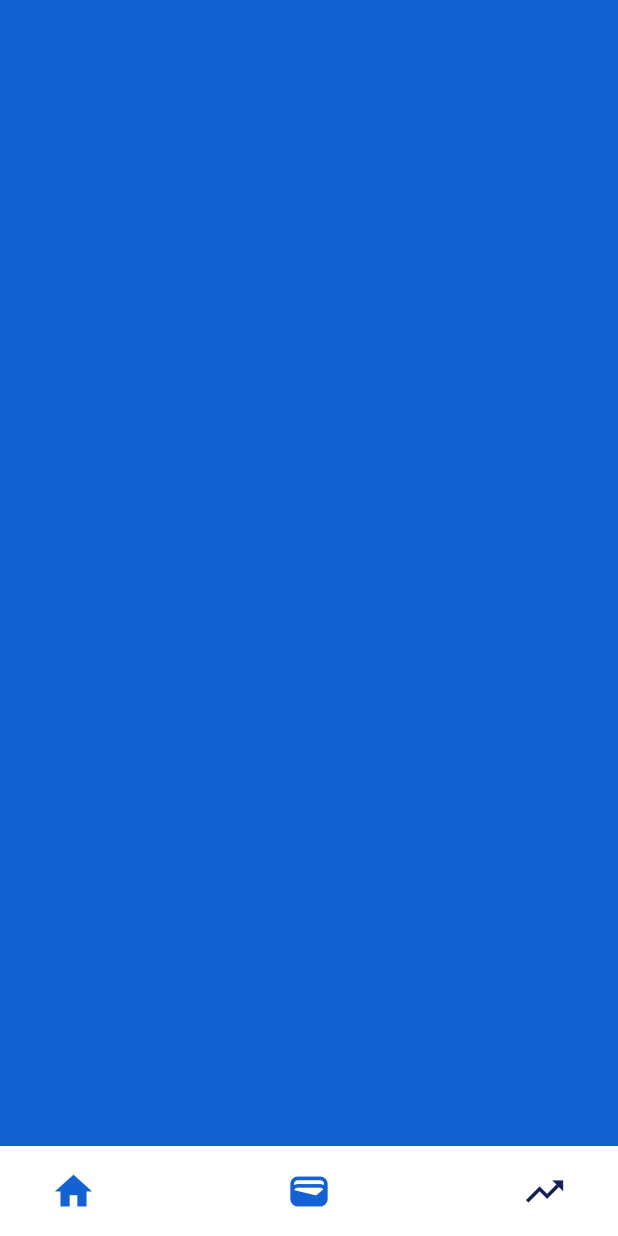
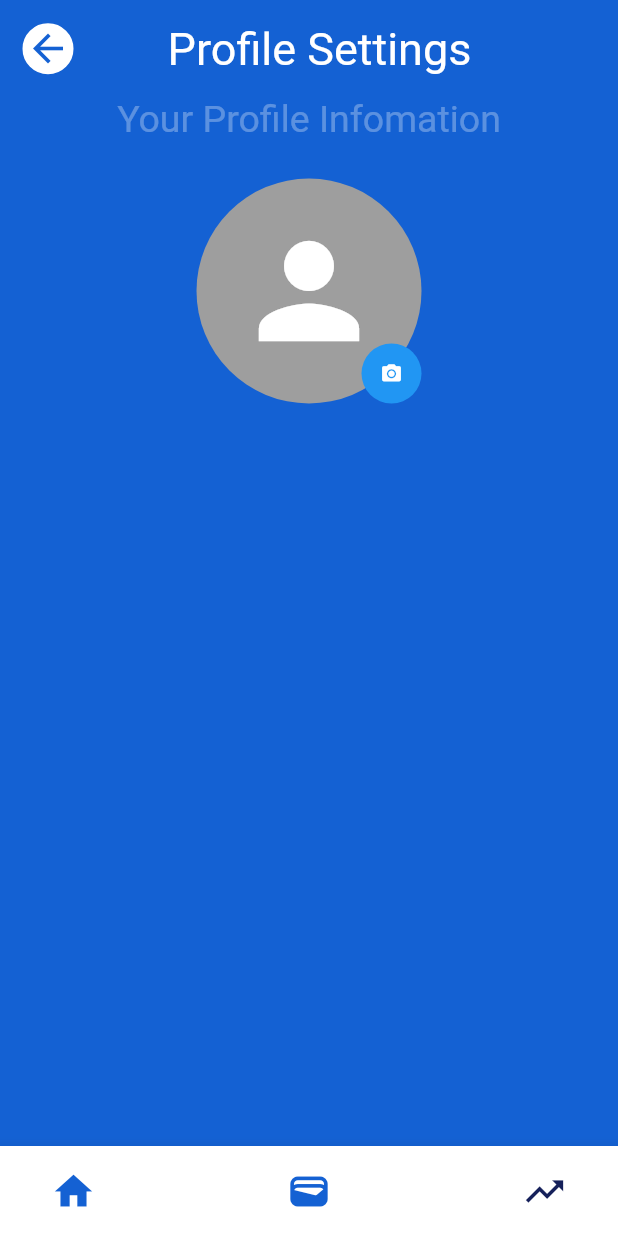
Before and after one commit to JipsonFrancis/small_moni, a Flutter app: the Profile screen opened directly, on a phone screen of 412 x 824 dp. Run offline on Flutter 3.47's test engine with Material 2 defaults, Android fonts, the phone set to English and light mode, and no system bars; our stand-ins replace fl_chart, smooth_page_indicator; missing offline and left inert: dart:ffi.

Commit message:
Update profile.dart

```diff
--- a/lib/profile.dart
+++ b/lib/profile.dart
@@ -42,6 +42,96 @@ class _ProfileState extends State<Profile> {
           ],
         ),
       ),
+      body: SafeArea(
+        child: Center(
+          child: Column(
+            children: [
+              Padding(
+                padding: const EdgeInsets.all(15.0),
+                child: Row(
+                  mainAxisAlignment: MainAxisAlignment.spaceBetween,
+                  children: [
+                    Container(
+                      child: const Icon(
+                        Icons.arrow_back,
+                        size: 30,
+                        color: Color(0xFF1461D3),
+                      ),
+                      decoration: BoxDecoration(
+                          color: Colors.white,
+                          border: Border.all(width: 2, color: Colors.white),
+                          shape: BoxShape.circle),
+                    ),
+                    const Text(
+                      "Profile Settings",
+                      style: TextStyle(fontSize: 30, color: Colors.white),
+                    ),
+                    Container(
+                      padding: const EdgeInsets.all(10),
+                    )
+                  ],
+                ),
+              ),
+              Center(
+                child: Column(
+                  children: [
+                    Row(
+                      mainAxisAlignment: MainAxisAlignment.center,
+                      children: const [
+                        Text(
+                          "Your Profile Infomation",
+                          style: TextStyle(color: Colors.white30, fontSize: 25),
+                        ),
+                      ],
+                    ),
+                    const SizedBox(
+                      height: 25,
+                    ),
+                    Stack(
+                      alignment: Alignment.center,
+                      children: [
+                        // Circular image placeholder
+                        Container(
+                          width: 150, // Adjust the size of the circle as needed
+                          height: 150,
+                          decoration: const BoxDecoration(
+                            shape: BoxShape.circle,
+                            color: Colors.grey, // Placeholder background color
+                          ),
+                          child: const Icon(
+                            Icons.person, // Placeholder icon (user icon)
+                            size: 100, // Adjust the icon size as needed
+                            color: Colors.white, // Icon color
+                          ),
+                        ),
+                        // Overlapping icon to change profile picture
+                        Positioned(
+                          bottom: 0,
+                          right: 0,
+                          child: Container(
+                            width: 40,
+                            height: 40,
+                            decoration: const BoxDecoration(
+                              shape: BoxShape.circle,
+                              color: Colors.blue, // Icon background color
+                            ),
+                            child: const Icon(
+                              Icons
+                                  .camera_alt, // Icon to change profile picture
+                              size: 15, // Adjust the icon size as needed
+                              color: Colors.white, // Icon color
+                            ),
+                          ),
+                        ),
+                      ],
+                    ),
+                  ],
+                ),
+              )
+            ],
+          ),
+        ),
+      ),
     );
   }
 }
```
